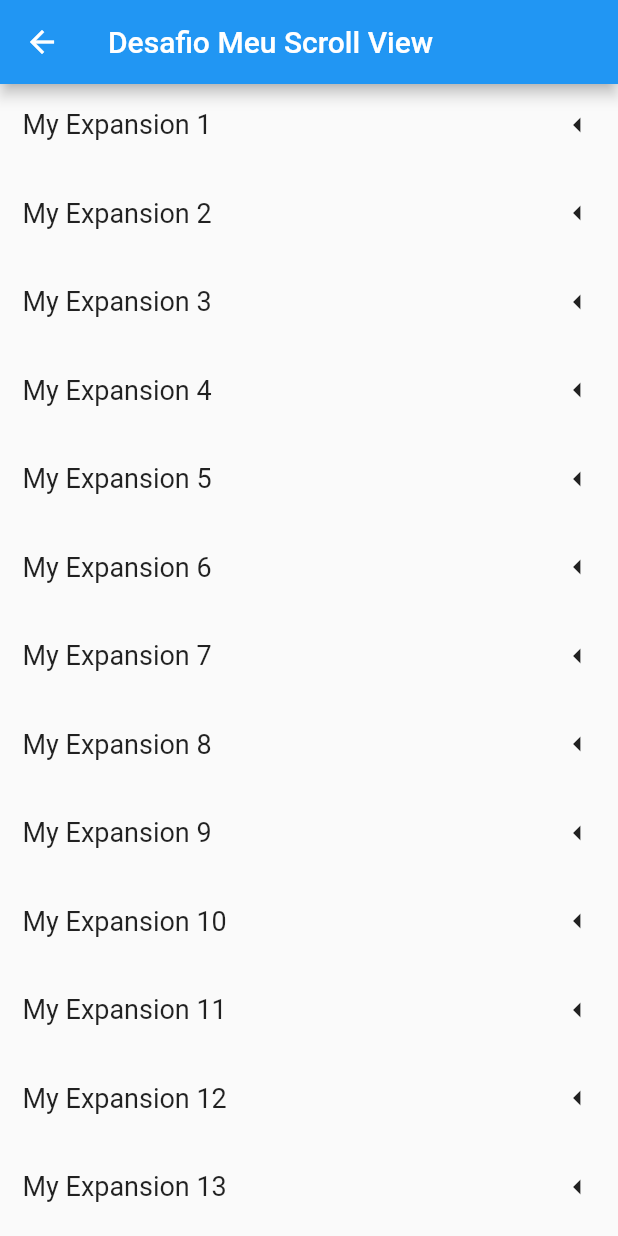
After one commit to ViniDB27/masterclass, a Flutter app: the AnimatedScrollViewTwo screen opened by its route, on a phone screen of 412 x 824 dp. The commit adds this screen. Run offline on Flutter 3.47's test engine with Material 2 defaults, Android fonts, the phone set to English and light mode, and no system bars.

Commit message:
feito parte 2 desafios de animações

```diff
--- a/lib/app.dart
+++ b/lib/app.dart
@@ -2,7 +2,9 @@ import 'package:flutter/material.dart';
 
 import 'routes/app_routes.dart';
 
+import 'pages/animatedScrollViewTwo/animated_scroll_view_two_page.dart';
 import 'pages/animatedScrollViewOne/animated_scroll_view_one_page.dart';
+import 'pages/animatedButtonTwo/animated_button_two_page.dart';
 import 'pages/animatedButtonOne/animated_button_one_page.dart';
 import 'pages/money/get_your_money_page.dart';
 import 'pages/tinder/tinder_page.dart';
@@ -25,6 +27,8 @@ class App extends StatelessWidget {
         AppRoutes.tinder: (ctx) => const TinderPage(),
         AppRoutes.animatedButtonOne: (ctx) => const AnimatedButtonOnePage(),
         AppRoutes.animatedScrollViewOne: (ctx) => const AnimatedScrollViewOne(),
+        AppRoutes.animatedButtonTwo: (ctx) => const AnimatedButtonTwoPage(),
+        AppRoutes.animatedScrollViewTwo: (ctx) => const AnimatedScrollViewTwo(),
       },
       debugShowCheckedModeBanner: false,
     );
--- a/lib/models/challenges.dart
+++ b/lib/models/challenges.dart
@@ -23,5 +23,15 @@ class Challenges {
           name: 'Animated Scroll View One',
           route: AppRoutes.animatedScrollViewOne,
         ),
+        Challenge(
+          id: 'animated-button-two',
+          name: 'Animated Button Two',
+          route: AppRoutes.animatedButtonTwo,
+        ),
+        Challenge(
+          id: 'animated-scroll-view-two',
+          name: 'Animated Scroll View Two',
+          route: AppRoutes.animatedScrollViewTwo,
+        ),
       ];
 }
--- /dev/null
+++ b/lib/pages/animatedScrollViewTwo/animated_scroll_view_two_page.dart
@@ -0,0 +1,30 @@
+import 'package:flutter/material.dart';
+import 'package:masterclass/pages/animatedScrollViewTwo/components/animated_expesion_custom.dart';
+
+class AnimatedScrollViewTwo extends StatefulWidget {
+  const AnimatedScrollViewTwo({Key? key}) : super(key: key);
+
+  @override
+  State<AnimatedScrollViewTwo> createState() => _AnimatedScrollViewTwoState();
+}
+
+class _AnimatedScrollViewTwoState extends State<AnimatedScrollViewTwo>  {
+  final List<int> list = List.generate(40, (index) => index);
+
+  @override
+  Widget build(BuildContext context) {
+    return Scaffold(
+      appBar: AppBar(
+        title: const Text('Desafio Meu Scroll View'),
+      ),
+      body: Container(
+        width: MediaQuery.of(context).size.width,
+        height: MediaQuery.of(context).size.height,
+        child: ListView.builder(
+          itemCount: list.length,
+          itemBuilder: (_, index) => AnimatedExpesionCustom(index: index),
+        ),
+      ),
+    );
+  }
+}
--- /dev/null
+++ b/lib/pages/animatedScrollViewTwo/components/animated_expesion_custom.dart
@@ -0,0 +1,89 @@
+import 'package:flutter/material.dart';
+
+class AnimatedExpesionCustom extends StatefulWidget {
+  final int index;
+  const AnimatedExpesionCustom({
+    Key? key,
+    required this.index,
+  }) : super(key: key);
+
+  @override
+  State<AnimatedExpesionCustom> createState() => _AnimatedExpesionCustomState();
+}
+
+class _AnimatedExpesionCustomState extends State<AnimatedExpesionCustom>
+    with SingleTickerProviderStateMixin {
+  bool isOpen = false;
+
+  late final AnimationController animationController;
+
+  late final Animation animationReact;
+
+  @override
+  void initState() {
+    super.initState();
+    animationController = AnimationController(
+      vsync: this,
+      duration: const Duration(milliseconds: 600),
+    );
+
+    animationController.addListener(() {
+      setState(() {});
+    });
+
+    animationReact =
+        Tween<double>(begin: 0, end: 200).animate(animationController);
+  }
+
+  @override
+  Widget build(BuildContext context) {
+    return Container(
+      padding: const EdgeInsets.all(15),
+      width: MediaQuery.of(context).size.width,
+      child: Column(
+        children: [
+          GestureDetector(
+            onTap: () => setState(() {
+              isOpen = !isOpen;
+              if (isOpen) {
+                animationController.forward();
+              } else {
+                animationController.reverse();
+              }
+            }),
+            child: Padding(
+              padding: const EdgeInsets.only(bottom: 5),
+              child: Row(
+                mainAxisAlignment: MainAxisAlignment.spaceBetween,
+                children: [
+                  Text(
+                    "My Expansion ${widget.index + 1}",
+                    style: const TextStyle(
+                      fontSize: 18,
+                    ),
+                  ),
+                  Icon(isOpen ? Icons.arrow_drop_down : Icons.arrow_left),
+                ],
+              ),
+            ),
+          ),
+          Container(
+            width: MediaQuery.of(context).size.width,
+            height: animationReact.value,
+            color: Colors.transparent,
+            child: SingleChildScrollView(
+              child: Column(
+                crossAxisAlignment: CrossAxisAlignment.center,
+                children: const [
+                  Text('logo flutter'),
+                  Text(
+                      'lorem impsu asjdklasjdj lksajdlkajsdjalsj jasljdlj asjd lkasjdlk jsalkjd lkjlsajdljs lkjaklsjdlasj lkdjasl jlasjdlkajs lkjaslkdj klsajdlk jlksajdlk ajsdlkjlsdjlk ajskdljsalkd jlaksjd lasjdl jsakldj aklsdjl kasjdlj alsjd lasjdl jasldj alsj klasjd klasjd akjsdhkjashd jkashdksajhdjk hasjkdhkasjhd jkahsdjkhkj ahsjkdhjkashdjkashjk hasjkdhkajshdkj hasjkdhkjashd kjashdjkhaskjdh jkashdkjashd kjashd jkashdjk ahsdjk hajksdh ajkshd jkashdkj ashdkj ahskdjh akjsdhjkashdkj asdhaksjdh akjshd kjashdjkashdk jahskjd has.'),
+                ],
+              ),
+            ),
+          )
+        ],
+      ),
+    );
+  }
+}
--- a/lib/routes/app_routes.dart
+++ b/lib/routes/app_routes.dart
@@ -5,4 +5,7 @@ class AppRoutes {
 
   static const animatedButtonOne = "/animated-button-one";
   static const animatedScrollViewOne = "/animated-scroll-view-one";
+
+  static const animatedButtonTwo = "/animated-button-two";
+  static const animatedScrollViewTwo = "/animated-scroll-view-two";
 }
```
Also changed, not shown: lib/pages/animatedButtonTwo/animated_button_two_page.dart (added, +75 -0 lines).
